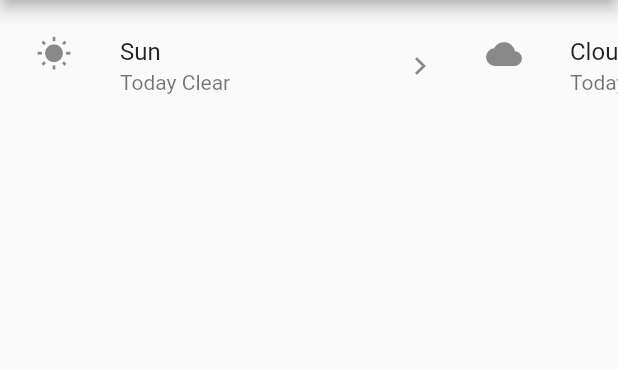
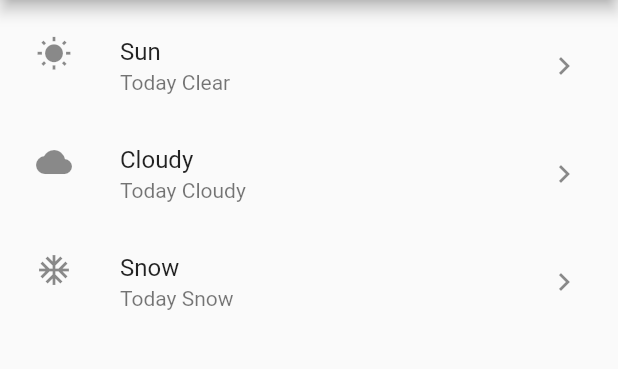
Before and after one commit to YanaLugina/app_list_view, a Flutter app: the screen it shows after launch, on a phone screen of 412 x 824 dp, the part 84-453 px from its top. Run offline on Flutter 3.47's test engine with Material 2 defaults, Android fonts, the phone set to English and light mode, and no system bars.

Commit message:
change scroll direction
modified: main.dart

```diff
--- a/lib/main.dart
+++ b/lib/main.dart
@@ -34,8 +34,8 @@ Widget _myListView() {
   return ListView(
     padding: EdgeInsets.all(8.0),
     // shrinkWrap: true, // very heavy, need many recalculation actions, do not use this
-    scrollDirection: Axis.horizontal,
-    itemExtent: 300,  // GOOD, need to use, light for core ! this set max width for children when Axis.horizontal, or max height when Axis.vertical
+    // scrollDirection: Axis.horizontal,
+    // itemExtent: 300,  // GOOD, need to use, light for core ! this set max width for children when Axis.horizontal, or max height when Axis.vertical
     children: <Widget>[
       ListTile(
         title:Text('Sun'),
```
